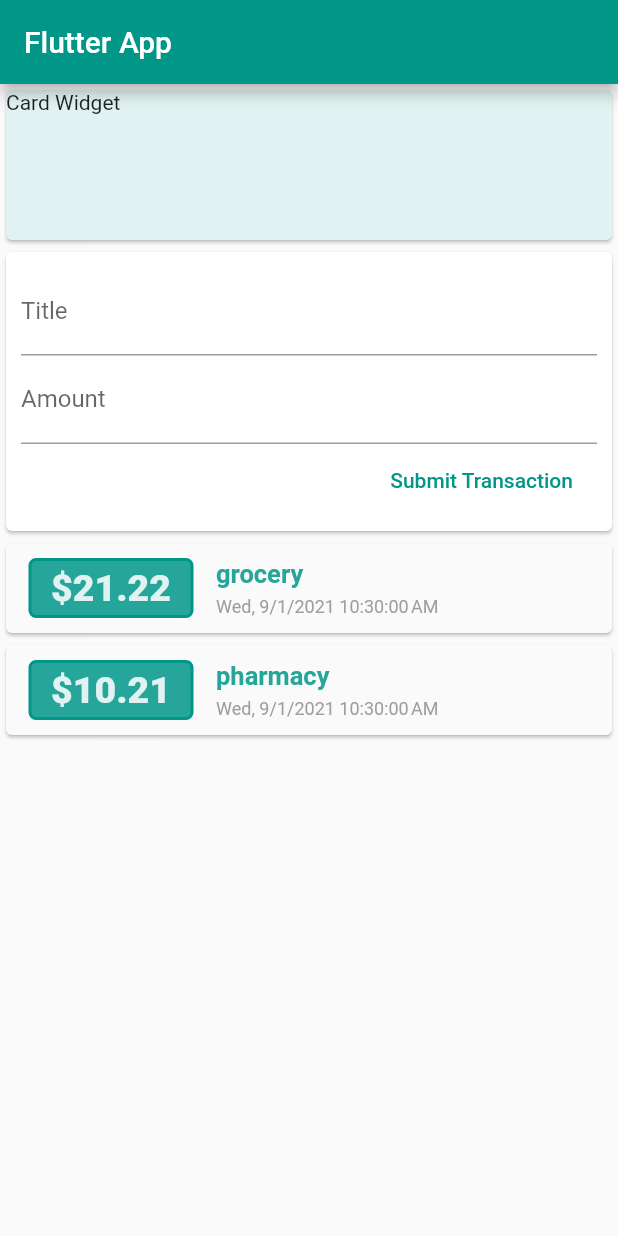
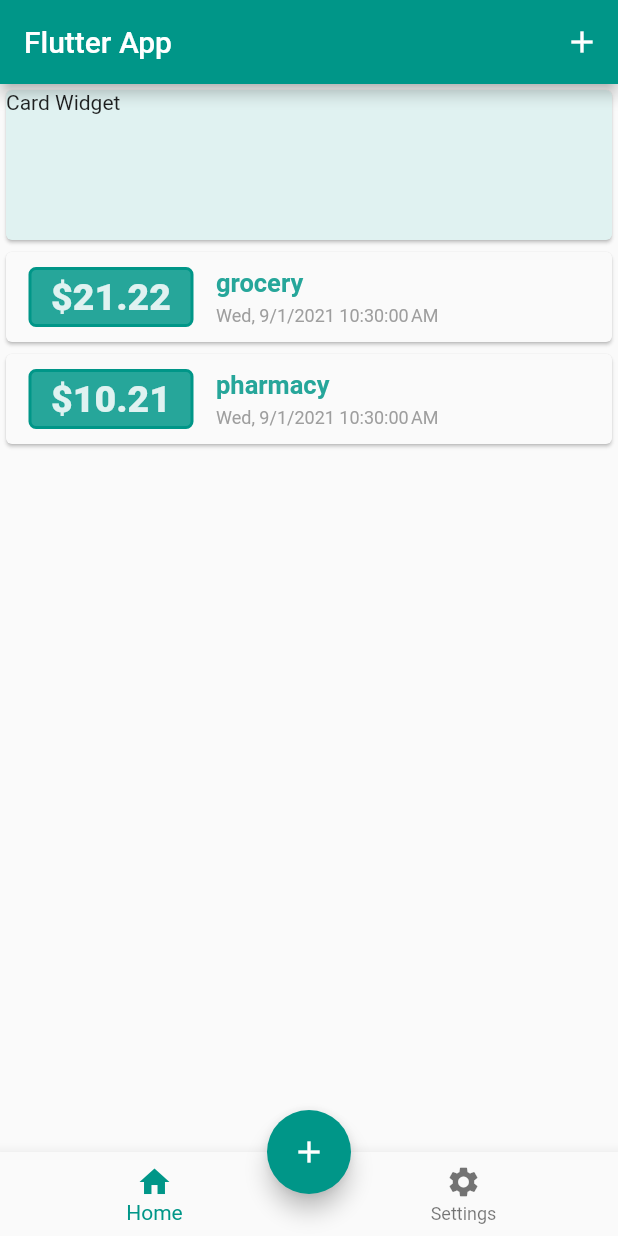
Before and after one commit to inisoultani/flutter-expense-planner, a Flutter app: the screen it shows after launch, on a phone screen of 412 x 824 dp. Run offline on Flutter 3.47's test engine with Material 2 defaults, Android fonts, the phone set to English and light mode, and no system bars.

Commit message:
user globalkey to share some widget state to external

```diff
--- a/lib/main.dart
+++ b/lib/main.dart
@@ -1,5 +1,9 @@
 import 'package:flutter/material.dart';
 import 'widgets/user_transactions.dart';
+
+import './widgets/transaction_list.dart';
+import './widgets//transaction_form.dart';
+import '../models/transaction.dart';
 
 void main() => runApp(ExpensePlannerApp());
 
@@ -17,16 +21,75 @@ class ExpensePlannerApp extends StatelessWidget {
   }
 }
 
-class MyHomePage extends StatelessWidget {
+class MyHomePage extends StatefulWidget {
+  @override
+  _MyHomePageState createState() => _MyHomePageState();
+}
 
+class _MyHomePageState extends State<MyHomePage> {
+
+  final userTransactionsGlobalKey = GlobalKey<UserTransactionsState>();
+
+  final List<Transaction> _userTransactions = [
+    Transaction(
+      id: 't1',
+      amount: 21.22,
+      title: 'grocery',
+      date: DateTime.now(),
+    ),
+    Transaction(
+      id: 't2',
+      amount: 10.21,
+      title: 'pharmacy',
+      date: DateTime.now(),
+    )
+  ];
+
+  void _createNewTransaction(String title, double amount) {
+    setState(() {
+      _userTransactions.add(Transaction(
+        id: DateTime.now().millisecondsSinceEpoch.toString(),
+        date: DateTime.now(),
+        title: title,
+        amount: amount,
+      ));
+    });
+  }
+
+  void openModalBottomSheetNewTransaction(BuildContext context) {
+    showModalBottomSheet(
+        context: context,
+        builder: (buildContext) {
+          return TransactionForm(createNewTransaction: this._createNewTransaction);
+        });
+  }
 
   @override
   Widget build(BuildContext context) {
     return Scaffold(
       appBar: AppBar(
         title: Text('Flutter App'),
+        actions: [
+          IconButton(
+            onPressed: () => this.openModalBottomSheetNewTransaction(context),
+            icon: Icon(Icons.add),
+          ),
+        ],
       ),
-      body: SingleChildScrollView(child: UserTransactions()),
+      body: SingleChildScrollView(
+        child: UserTransactions(key: userTransactionsGlobalKey,),
+      ),
+      floatingActionButton: FloatingActionButton(
+        child: Icon(Icons.add),
+        onPressed: () => userTransactionsGlobalKey.currentState?.openModalBottomSheetNewTransaction(context),
+      ),
+      floatingActionButtonLocation: FloatingActionButtonLocation.centerDocked,
+      bottomNavigationBar: BottomNavigationBar(
+        items: [
+          BottomNavigationBarItem(label: 'Home', icon: Icon(Icons.home)),
+          BottomNavigationBarItem(label: 'Settings', icon: Icon(Icons.settings))
+        ],
+      ),
     );
   }
 }
--- a/lib/widgets/transaction_list.dart
+++ b/lib/widgets/transaction_list.dart
@@ -15,7 +15,7 @@ class _TransactionCard extends StatelessWidget {
         children: [
           Container(
             child: Text(
-              '\$${transaction.amount.toString()}',
+              '\$${transaction.amount.toStringAsFixed(2)}',
               style: TextStyle(
                   color: Colors.teal[50],
                   fontSize: 25,
@@ -74,7 +74,7 @@ class TransactionList extends StatelessWidget {
   @override
   Widget build(BuildContext context) {
     return Container(
-      height: MediaQuery.of(context).size.height * 0.505,
+      height: MediaQuery.of(context).size.height * 0.43,
       child: ListView.builder(
         itemCount: this.userTransactions.length,
         itemBuilder: (context, idx) {
--- a/lib/widgets/user_transactions.dart
+++ b/lib/widgets/user_transactions.dart
@@ -7,10 +7,10 @@ class UserTransactions extends StatefulWidget {
   const UserTransactions({Key? key}) : super(key: key);
 
   @override
-  _UserTransactionsState createState() => _UserTransactionsState();
+  UserTransactionsState createState() => UserTransactionsState();
 }
 
-class _UserTransactionsState extends State<UserTransactions> {
+class UserTransactionsState extends State<UserTransactions> {
   final List<Transaction> _userTransactions = [
     Transaction(
       id: 't1',
@@ -38,6 +38,15 @@ class _UserTransactionsState extends State<UserTransactions> {
     });
   }
 
+
+void openModalBottomSheetNewTransaction(BuildContext context) {
+    showModalBottomSheet(
+        context: context,
+        builder: (buildContext) {
+          return TransactionForm(createNewTransaction: this._createNewTransaction);
+        });
+  }
+
   @override
   Widget build(BuildContext context) {
     return Column(
@@ -53,7 +62,7 @@ class _UserTransactionsState extends State<UserTransactions> {
           elevation: 1,
           color: Colors.teal[50],
         ),
-        TransactionForm(createNewTransaction: this._createNewTransaction,),
+        // TransactionForm(createNewTransaction: this._createNewTransaction,),
         TransactionList(userTransactions: this._userTransactions,),
       ],
     );
```
Also changed, not shown: lib/widgets/transaction_form.dart (+19 -5 lines).
